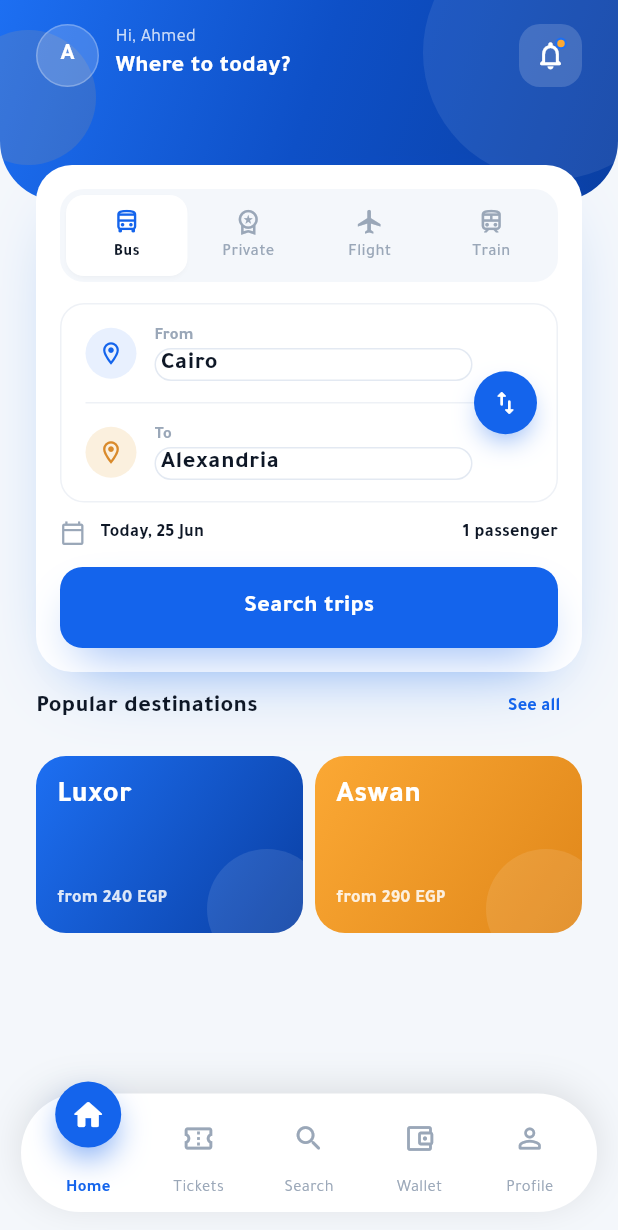
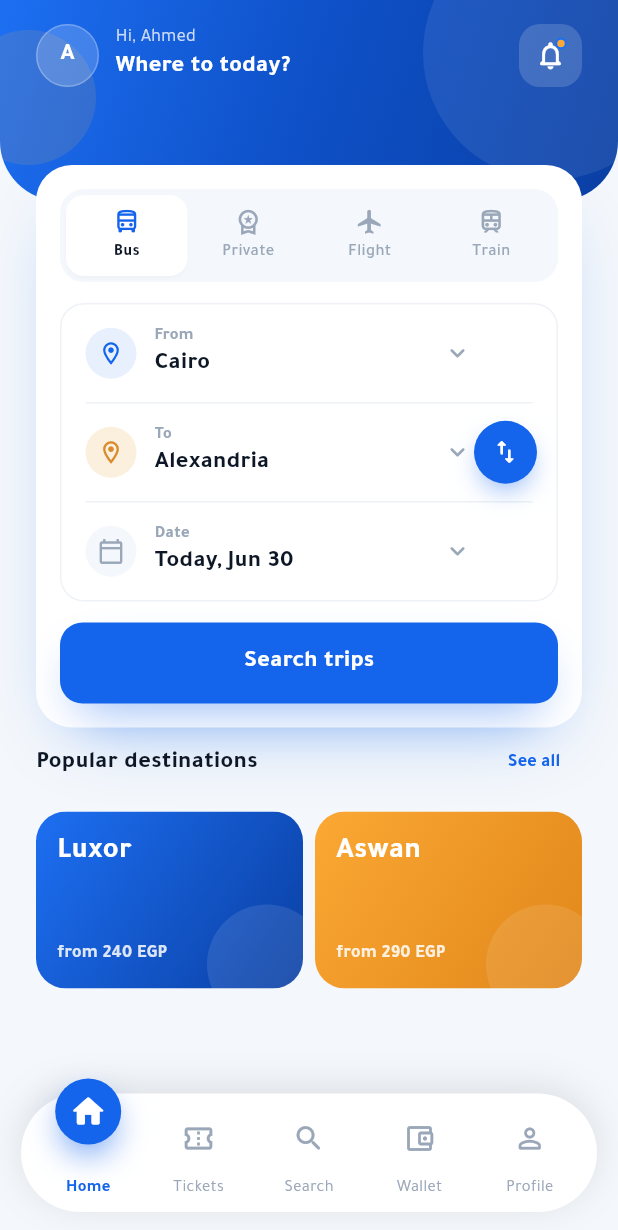
Before and after one commit to elmohamadyhd/mobile-app-user-Rego-Bus, a Flutter app: the screen it shows after launch, on a phone screen of 412 x 824 dp. Shown: the top 1230 px of the screen. Run offline on Flutter 3.47's test engine with Material 3 defaults, Android fonts, the phone set to English and light mode, and no system bars; our stand-ins replace dio, flutter_dotenv, flutter_riverpod, flutter_secure_storage, flutter_svg, freezed_annotation and 1 more; generated files the repository leaves out were written again.

Commit message:
feat(home): enhance search functionality and UI components in HomeSearchCard
- Introduce date selection for travel in HomeSearchCard with a new _DateField widget.
- Update searchTrips method to utilize selected city and travel date.
- Refactor city selection to use HomeCity objects instead of text fields.
- Localize new strings for city search hints and empty results in both English and Arabic ARBs.
- Adjust MainNavBar dimensions for improved visual consistency.

This commit focuses on improving the user experience in the home search interface, allowing for more intuitive trip planning.

```diff
--- /dev/null
+++ b/lib/core/utils/date_formatting.dart
@@ -0,0 +1,39 @@
+import 'package:intl/intl.dart';
+
+import 'package:rego/l10n/app_localizations.dart';
+
+/// Strips the time component from [d].
+DateTime dateOnly(DateTime d) => DateTime(d.year, d.month, d.day);
+
+/// Whether [a] and [b] fall on the same calendar day.
+bool isSameDay(DateTime a, DateTime b) =>
+    a.year == b.year && a.month == b.month && a.day == b.day;
+
+/// Localized label for the home search date row.
+String formatHomeSearchDate(
+  DateTime date,
+  AppLocalizations l10n,
+  String localeName,
+) {
+  final day = dateOnly(date);
+  final today = dateOnly(DateTime.now());
+  if (isSameDay(day, today)) {
+    final shortDate = DateFormat.MMMd(localeName).format(day);
+    return l10n.homeSearchDateToday(shortDate);
+  }
+  return DateFormat.yMMMd(localeName).format(day);
+}
+
+/// ISO `yyyy-MM-dd` for API / booking state.
+String toIsoDate(DateTime date) =>
+    DateFormat('yyyy-MM-dd').format(dateOnly(date));
+
+/// Parses ISO `yyyy-MM-dd`; returns date-only or null on failure.
+DateTime? parseIsoDate(String value) {
+  try {
+    final parsed = DateTime.parse(value);
+    return dateOnly(parsed);
+  } on FormatException {
+    return null;
+  }
+}
--- a/lib/features/booking/presentation/providers/booking_providers.dart
+++ b/lib/features/booking/presentation/providers/booking_providers.dart
@@ -1,13 +1,21 @@
 // lib/features/booking/presentation/providers/booking_providers.dart
 import 'package:freezed_annotation/freezed_annotation.dart';
 import 'package:flutter_riverpod/flutter_riverpod.dart';
+import 'package:rego/core/utils/date_formatting.dart';
 import 'package:rego/features/booking/data/mock_booking_data.dart';
 import 'package:rego/features/booking/domain/entities/booking.dart';
 import 'package:rego/features/booking/domain/entities/trip.dart';
 
 part 'booking_providers.freezed.dart';
 
-enum BookingFlowStatus { idle, loadingTrips, loadingDetail, confirming, confirmed, error }
+enum BookingFlowStatus {
+  idle,
+  loadingTrips,
+  loadingDetail,
+  confirming,
+  confirmed,
+  error
+}
 
 enum PaymentMethod { wallet, card }
 
@@ -26,6 +34,7 @@ abstract class BookingFlowState with _$BookingFlowState {
     String? error,
     String? searchFrom,
     String? searchTo,
+    DateTime? searchDate,
   }) = _BookingFlowState;
 }
 
@@ -34,10 +43,12 @@ class BookingFlowNotifier extends Notifier<BookingFlowState> {
   BookingFlowState build() => const BookingFlowState();
 
   Future<void> searchTrips(String from, String to, String date) async {
+    final parsedDate = parseIsoDate(date) ?? dateOnly(DateTime.now());
     state = state.copyWith(
       status: BookingFlowStatus.loadingTrips,
       searchFrom: from,
       searchTo: to,
+      searchDate: parsedDate,
     );
     try {
       await Future<void>.delayed(const Duration(milliseconds: 600));
@@ -91,7 +102,8 @@ class BookingFlowNotifier extends Notifier<BookingFlowState> {
     }
     state = state.copyWith(status: BookingFlowStatus.confirming, error: null);
     await Future<void>.delayed(const Duration(milliseconds: 800));
-    final ref = 'RG-${DateTime.now().millisecondsSinceEpoch.toRadixString(36).toUpperCase()}';
+    final ref =
+        'RG-${DateTime.now().millisecondsSinceEpoch.toRadixString(36).toUpperCase()}';
     final ticket = ETicket(
       bookingRef: ref,
       trip: detail,
@@ -110,4 +122,5 @@ class BookingFlowNotifier extends Notifier<BookingFlowState> {
 }
 
 final bookingFlowProvider =
-    NotifierProvider<BookingFlowNotifier, BookingFlowState>(BookingFlowNotifier.new);
+    NotifierProvider<BookingFlowNotifier, BookingFlowState>(
+        BookingFlowNotifier.new);
--- a/lib/features/home/presentation/widgets/home_search_card.dart
+++ b/lib/features/home/presentation/widgets/home_search_card.dart
@@ -9,7 +9,9 @@ import 'package:rego/core/theme/app_colors.dart';
 import 'package:rego/core/theme/app_icons.dart';
 import 'package:rego/core/theme/app_spacing.dart';
 import 'package:rego/core/theme/app_typography.dart';
+import 'package:rego/core/utils/date_formatting.dart';
 import 'package:rego/features/booking/presentation/providers/booking_providers.dart';
+import 'package:rego/features/home/presentation/widgets/home_city_picker.dart';
 import 'package:rego/l10n/app_localizations.dart';
 import 'package:rego/shared/widgets/primary_button.dart';
 
@@ -28,38 +30,57 @@ class HomeSearchCard extends ConsumerStatefulWidget {
 }
 
 class _HomeSearchCardState extends ConsumerState<HomeSearchCard> {
-  final _from = TextEditingController();
-  final _to = TextEditingController();
-  var _fieldsInitialized = false;
+  HomeCity _fromCity = kDefaultFromCity;
+  HomeCity _toCity = kDefaultToCity;
+  DateTime _travelDate = dateOnly(DateTime.now());
 
-  @override
-  void didChangeDependencies() {
-    super.didChangeDependencies();
-    if (!_fieldsInitialized) {
-      final l10n = AppLocalizations.of(context);
-      _from.text = l10n.homeCityCairo;
-      _to.text = l10n.homeCityAlexandria;
-      _fieldsInitialized = true;
-    }
+  static const _maxBookingDays = 90;
+
+  void _swapFields() {
+    setState(() {
+      final tmp = _fromCity;
+      _fromCity = _toCity;
+      _toCity = tmp;
+    });
   }
 
-  @override
-  void dispose() {
-    _from.dispose();
-    _to.dispose();
-    super.dispose();
+  Future<void> _pickFrom() async {
+    final l10n = AppLocalizations.of(context);
+    final picked = await showHomeCityPicker(
+      context,
+      title: l10n.homeFrom,
+      exclude: _toCity,
+    );
+    if (picked != null) setState(() => _fromCity = picked);
   }
 
-  void _swapFields() {
-    final tmp = _from.text;
-    _from.text = _to.text;
-    _to.text = tmp;
+  Future<void> _pickTo() async {
+    final l10n = AppLocalizations.of(context);
+    final picked = await showHomeCityPicker(
+      context,
+      title: l10n.homeTo,
+      exclude: _fromCity,
+    );
+    if (picked != null) setState(() => _toCity = picked);
+  }
+
+  Future<void> _pickDate() async {
+    final today = dateOnly(DateTime.now());
+    final picked = await showDatePicker(
+      context: context,
+      initialDate: _travelDate,
+      firstDate: today,
+      lastDate: today.add(const Duration(days: _maxBookingDays)),
+    );
+    if (picked != null) setState(() => _travelDate = dateOnly(picked));
   }
 
   Future<void> _onSearch() async {
-    final from = _from.text.trim().isEmpty ? 'Cairo' : _from.text.trim();
-    final to = _to.text.trim().isEmpty ? 'Alexandria' : _to.text.trim();
-    await ref.read(bookingFlowProvider.notifier).searchTrips(from, to, 'today');
+    await ref.read(bookingFlowProvider.notifier).searchTrips(
+          _fromCity.apiName,
+          _toCity.apiName,
+          toIsoDate(_travelDate),
+        );
     if (mounted) unawaited(context.push(AppRoutes.trips));
   }
 
@@ -133,11 +154,12 @@ class _HomeSearchCardState extends ConsumerState<HomeSearchCard> {
                 ),
                 child: Column(
                   children: [
-                    _SearchField(
-                      controller: _from,
+                    _CityField(
                       label: l10n.homeFrom,
+                      city: _fromCity,
                       iconBg: AppColors.primaryTint,
                       iconColor: AppColors.primary,
+                      onTap: _pickFrom,
                     ),
                     const Divider(
                       color: AppColors.hairline,
@@ -145,11 +167,22 @@ class _HomeSearchCardState extends ConsumerState<HomeSearchCard> {
                       indent: 16,
                       endIndent: 16,
                     ),
-                    _SearchField(
-                      controller: _to,
+                    _CityField(
                       label: l10n.homeTo,
+                      city: _toCity,
                       iconBg: AppColors.secondaryTint,
                       iconColor: const Color(0xFFD98A2B),
+                      onTap: _pickTo,
+                    ),
+                    const Divider(
+                      color: AppColors.hairline,
+                      height: 1,
+                      indent: 16,
+                      endIndent: 16,
+                    ),
+                    _DateField(
+                      date: _travelDate,
+                      onTap: _pickDate,
                     ),
                   ],
                 ),
@@ -164,35 +197,80 @@ class _HomeSearchCardState extends ConsumerState<HomeSearchCard> {
               ),
             ],
           ),
-          const SizedBox(height: 12),
-          Row(
+          const SizedBox(height: 14),
+          PrimaryButton(label: l10n.homeSearch, onPressed: _onSearch),
+        ],
+      ),
+    );
+  }
+}
+
+class _DateField extends StatelessWidget {
+  const _DateField({
+    required this.date,
+    required this.onTap,
+  });
+
+  final DateTime date;
+  final VoidCallback onTap;
+
+  @override
+  Widget build(BuildContext context) {
+    final l10n = AppLocalizations.of(context);
+    final localeName = Localizations.localeOf(context).toString();
+    final value = formatHomeSearchDate(date, l10n, localeName);
+
+    return Material(
+      color: Colors.transparent,
+      child: InkWell(
+        onTap: onTap,
+        child: Padding(
+          padding: const EdgeInsetsDirectional.fromSTEB(16, 14, 56, 14),
+          child: Row(
             children: [
-              const Icon(
+              Container(
+                width: 34,
+                height: 34,
+                decoration: const BoxDecoration(
+                  color: AppColors.bgBase,
+                  shape: BoxShape.circle,
+                ),
+                child: const Icon(
                   AppIcons.calendar,
                   color: AppColors.textMuted,
-                size: 17,
-              ),
-              const SizedBox(width: 10),
-              Text(
-                l10n.homeTodayDate,
-                style: AppTypography.caption.copyWith(
-                  color: AppColors.textPrimary,
-                  fontWeight: FontWeight.w700,
+                  size: 18,
                 ),
               ),
-              const Spacer(),
+              const SizedBox(width: 12),
+              Expanded(
+                child: Column(
+                  crossAxisAlignment: CrossAxisAlignment.start,
+                  children: [
                     Text(
-                l10n.homeOnePax,
-                style: AppTypography.caption.copyWith(
+                      l10n.eTicketDate,
+                      style: AppTypography.overline.copyWith(
+                        color: AppColors.textMuted,
+                        fontWeight: FontWeight.w600,
+                      ),
+                    ),
+                    Text(
+                      value,
+                      style: AppTypography.title.copyWith(
                         color: AppColors.textPrimary,
-                  fontWeight: FontWeight.w700,
+                        fontWeight: FontWeight.w800,
                       ),
                     ),
                   ],
                 ),
-          const SizedBox(height: 14),
-          PrimaryButton(label: l10n.homeSearch, onPressed: _onSearch),
+              ),
+              const Icon(
+                AppIcons.chevronDown,
+                color: AppColors.textMuted,
+                size: 20,
+              ),
             ],
+          ),
+        ),
       ),
     );
   }
@@ -247,22 +325,30 @@ class _TransportTab extends StatelessWidget {
   }
 }
 
-class _SearchField extends StatelessWidget {
-  const _SearchField({
-    required this.controller,
+class _CityField extends StatelessWidget {
+  const _CityField({
     required this.label,
+    required this.city,
     required this.iconBg,
     required this.iconColor,
+    required this.onTap,
   });
 
-  final TextEditingController controller;
   final String label;
+  final HomeCity city;
   final Color iconBg;
   final Color iconColor;
+  final VoidCallback onTap;
 
   @override
   Widget build(BuildContext context) {
-    return Padding(
+    final l10n = AppLocalizations.of(context);
+
+    return Material(
+      color: Colors.transparent,
+      child: InkWell(
+        onTap: onTap,
+        child: Padding(
           padding: const EdgeInsetsDirectional.fromSTEB(16, 14, 56, 14),
           child: Row(
             children: [
@@ -287,13 +373,8 @@ class _SearchField extends StatelessWidget {
                         fontWeight: FontWeight.w600,
                       ),
                     ),
-                TextField(
-                  controller: controller,
-                  decoration: const InputDecoration(
-                    border: InputBorder.none,
-                    isDense: true,
-                    contentPadding: EdgeInsets.zero,
-                  ),
+                    Text(
+                      city.label(l10n),
                       style: AppTypography.title.copyWith(
                         color: AppColors.textPrimary,
                         fontWeight: FontWeight.w800,
@@ -302,7 +383,14 @@ class _SearchField extends StatelessWidget {
                   ],
                 ),
               ),
+              const Icon(
+                AppIcons.chevronDown,
+                color: AppColors.textMuted,
+                size: 20,
+              ),
             ],
+          ),
+        ),
       ),
     );
   }
--- a/lib/features/home/presentation/widgets/main_nav_bar.dart
+++ b/lib/features/home/presentation/widgets/main_nav_bar.dart
@@ -104,8 +104,8 @@ class _NavActiveOrb extends StatelessWidget {
   @override
   Widget build(BuildContext context) {
     return Container(
-      width: 48,
-      height: 48,
+      width: 52,
+      height: 52,
       decoration: BoxDecoration(
         shape: BoxShape.circle,
         color: AppColors.primary,
@@ -118,7 +118,7 @@ class _NavActiveOrb extends StatelessWidget {
           ),
         ],
       ),
-      child: Icon(icon, color: AppColors.onPrimary, size: 24),
+      child: Icon(icon, color: AppColors.onPrimary, size: 26),
     );
   }
 }
@@ -144,12 +144,12 @@ class _NavItem extends StatelessWidget {
         mainAxisSize: MainAxisSize.min,
         children: [
           SizedBox(
-            width: 48,
+            width: 52,
             height: 44,
             child: Center(
               child: active
                   ? Transform.translate(
-                      offset: const Offset(0, -16),
+                      offset: const Offset(0, -18),
                       child: _NavActiveOrb(icon: icon),
                     )
                   : Icon(icon, color: AppColors.textMuted, size: 22),
--- a/lib/l10n/app_ar.arb
+++ b/lib/l10n/app_ar.arb
@@ -74,7 +74,7 @@
   "homeTabTrain": "قطار",
   "homeFrom": "من",
   "homeTo": "إلى",
-  "homeTodayDate": "اليوم، 25 يونيو",
+  "homeSearchDateToday": "اليوم، {date}",
   "homeOnePax": "راكب واحد",
   "homeSearch": "ابحث عن رحلات",
   "homePopularDestinations": "الوجهات الشائعة",
@@ -84,6 +84,8 @@
   "homeCityAswan": "أسوان",
   "homeCityCairo": "القاهرة",
   "homeCityAlexandria": "الإسكندرية",
+  "homeCitySearchHint": "ابحث عن مدينة",
+  "homeCitySearchEmpty": "لم يتم العثور على مدن",
   "homeFromPrice": "من {price} ج.م",
   "navHome": "الرئيسية",
   "navTickets": "تذاكري",
```
Also changed, not shown: lib/features/booking/presentation/trip_results_screen.dart (+16 -8 lines), lib/features/home/presentation/widgets/home_city_picker.dart (added, +223 -0 lines), lib/l10n/app_en.arb (+17 -1 lines). Lines whose indentation alone changed are shown as unchanged.
